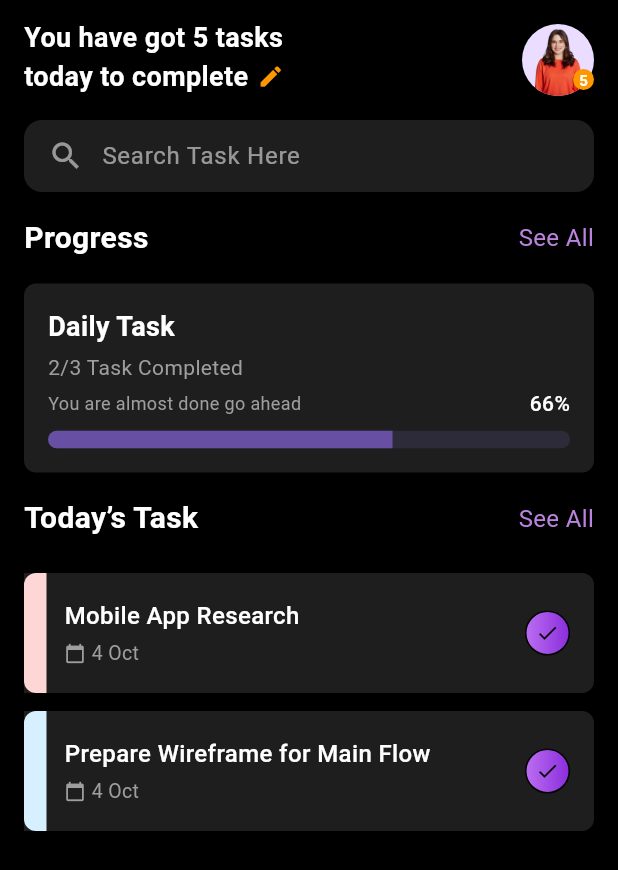
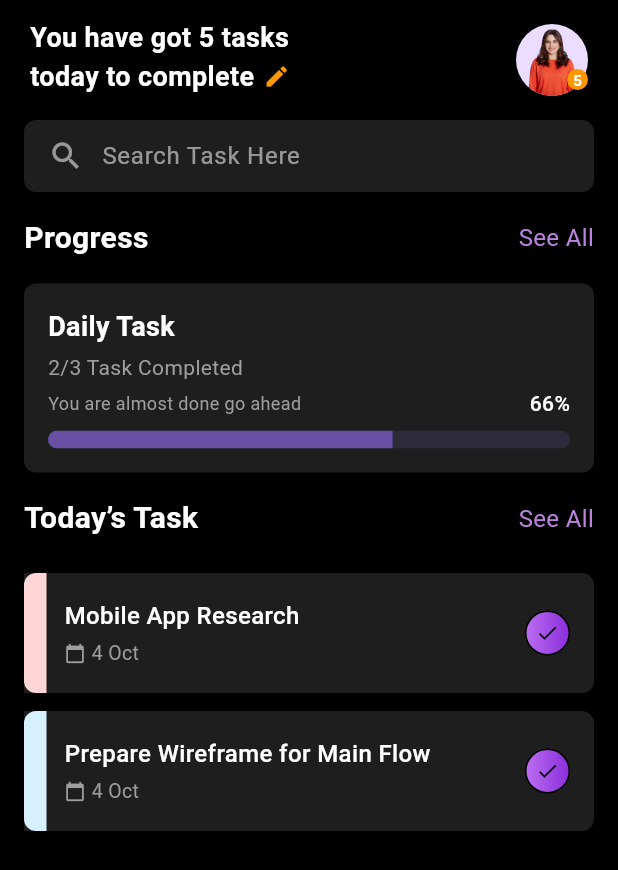
Before and after one commit to nguyenkhoi489/flutter_project, a Flutter app: the screen it shows after launch, on a phone screen of 412 x 824 dp. Shown: the top 870 px of the screen. Run offline on Flutter 3.47's test engine with Material 3 defaults, Android fonts, the phone set to English and light mode, and no system bars.

Commit message:
Update style radius

```diff
--- a/lib/Components/NavBarWidget.dart
+++ b/lib/Components/NavBarWidget.dart
@@ -12,7 +12,7 @@ class NavBarWidget extends StatelessWidget implements PreferredSizeWidget {
 
     return SafeArea(
       child: Padding(
-        padding: const EdgeInsets.symmetric(horizontal: 16.0, vertical: 12.0),
+        padding: const EdgeInsets.symmetric(horizontal: 20, vertical: 12),
         child: Row(
           children: [
             Expanded(
--- a/lib/Components/SearchBarWidget.dart
+++ b/lib/Components/SearchBarWidget.dart
@@ -11,7 +11,7 @@ class SearchBarWidget extends StatelessWidget {
       padding: const EdgeInsets.symmetric(horizontal: 16),
       decoration: BoxDecoration(
         color: Color(0xFF1E1E1E),
-        borderRadius: BorderRadius.circular(12),
+        borderRadius: BorderRadius.circular(8),
       ),
       child: Row(
         children: [
```
